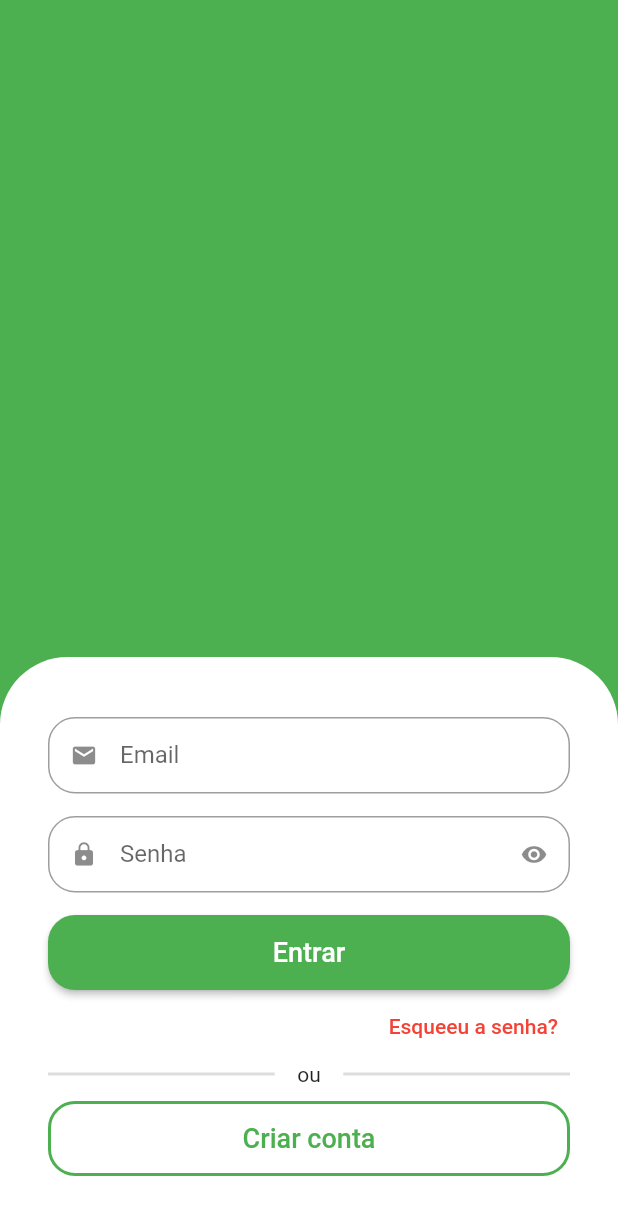
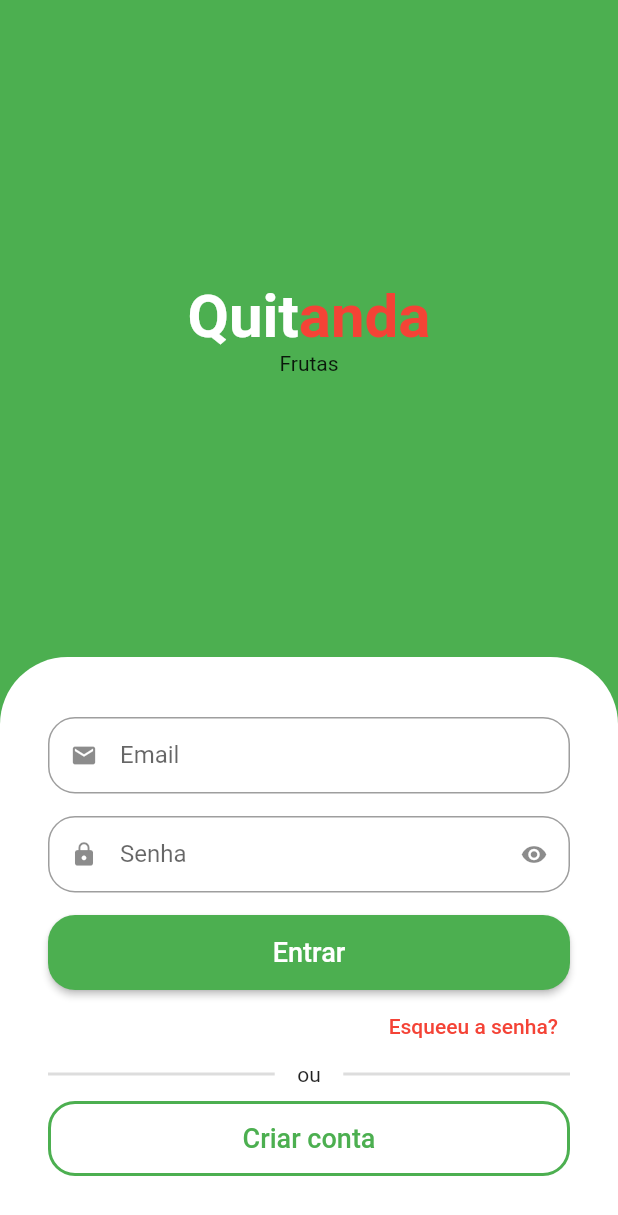
Before and after one commit to AdrianoRAV/e-commerce-front, a Flutter app: the screen it shows after launch, on a phone screen of 412 x 824 dp. Shown: the top 1215 px of the screen. Run offline on Flutter 3.47's test engine with Material 2 defaults, Android fonts, the phone set to English and light mode, and no system bars.

Commit message:
Slogan name

```diff
--- a/lib/src/auth/sign_in_screen.dart
+++ b/lib/src/auth/sign_in_screen.dart
@@ -12,10 +12,37 @@ class SignInScreen extends StatelessWidget {
       body: Column(
         children: [
           Expanded(
-            child: Container(
-              color: Colors.green,
+            child: Column(
+              mainAxisAlignment: MainAxisAlignment.center,
+              children: const [
+                Text.rich(
+                  TextSpan(
+                    style: TextStyle(
+                      fontSize: 40,
+                    ),
+                    children: [
+                      TextSpan(
+                        text: 'Quit',
+                        style: TextStyle(
+                          color: Colors.white,
+                          fontWeight: FontWeight.bold,
+                        ),
+                      ),
+                      TextSpan(
+                        text: 'anda',
+                        style: TextStyle(
+                          color: Colors.red,
+                          fontWeight: FontWeight.bold,
+                        ),
+                      ),
+                    ],
+                  ),
+                ),
+                Text('Frutas'),
+              ],
             ),
           ),
+
           // Formulário
           Container(
             padding: const EdgeInsets.symmetric(
```
